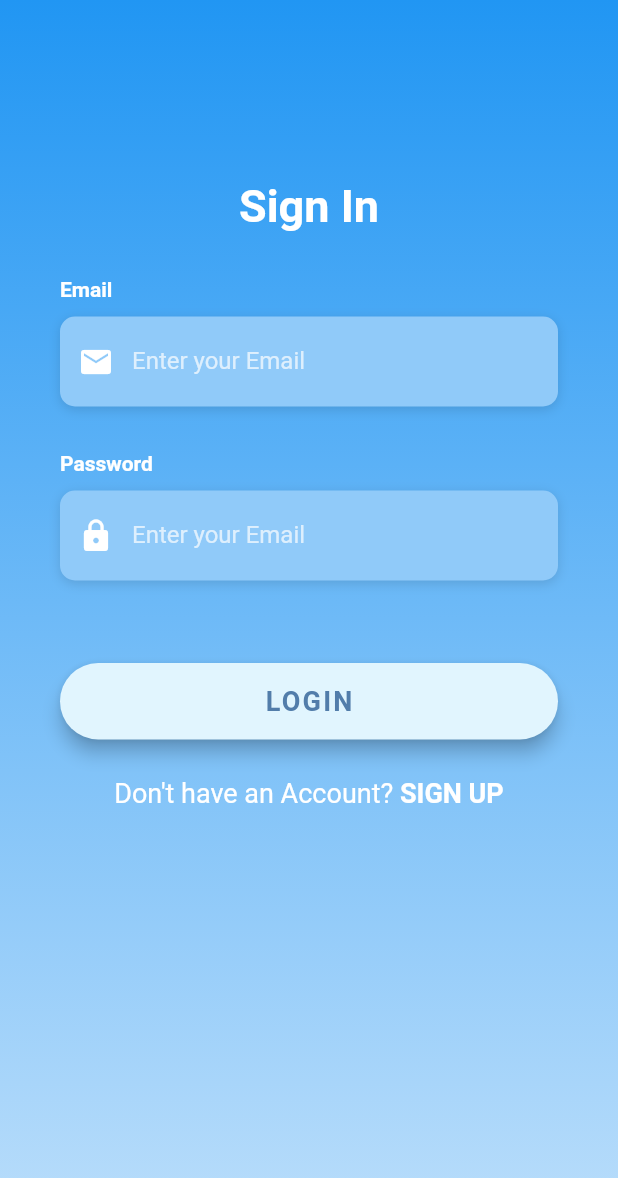
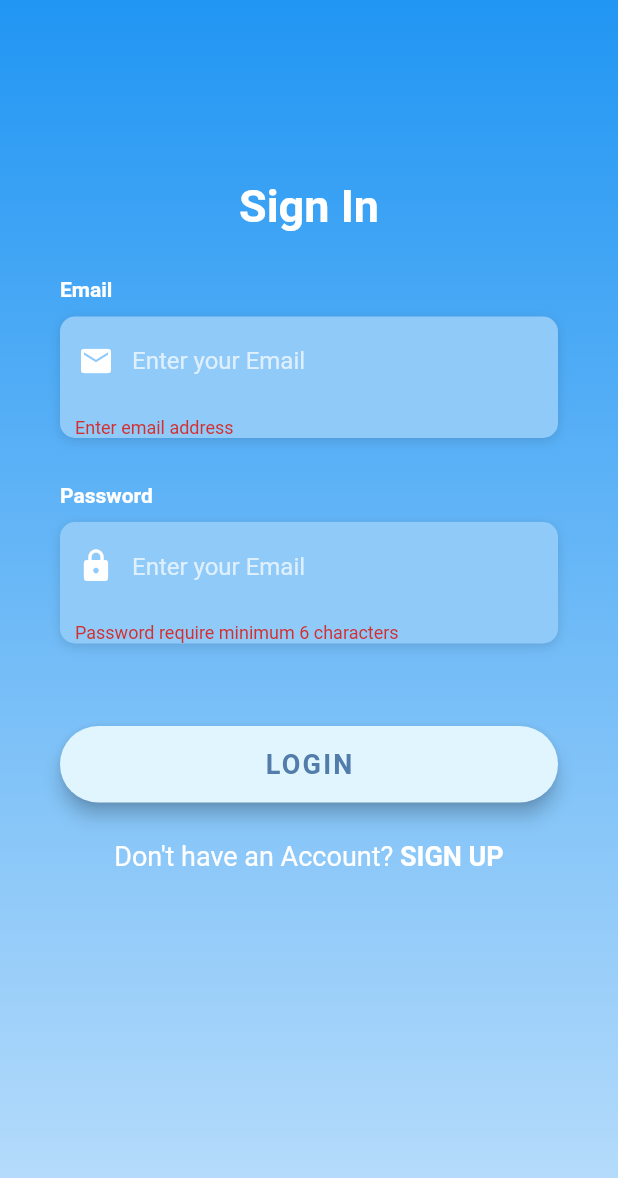
Before and after one commit to BuiThongHoangDuc/TayDuKyMobile, a Flutter app: the screen it shows after launch, after a tap on "LOGIN", on a phone screen of 412 x 824 dp. Shown: the top 1178 px of the screen. Run offline on Flutter 3.47's test engine with Material 2 defaults, Android fonts, the phone set to English and light mode, and no system bars; accounts and stored records are empty; Roboto replaces fonts that are missing (Time New Roman).

Commit message:
Update Login

```diff
--- /dev/null
+++ b/lib/Helper/Validate.dart
@@ -0,0 +1,34 @@
+class Validation{
+  static String validateEmail(String value) {
+    if (value.isEmpty) {
+      // The form is empty
+      return "Enter email address";
+    }
+    // This is just a regular expression for email addresses
+    String p = "[a-zA-Z0-9\+\.\_\%\-\+]{1,256}" +
+        "\\@" +
+        "[a-zA-Z0-9][a-zA-Z0-9\\-]{0,64}" +
+        "(" +
+        "\\." +
+        "[a-zA-Z0-9][a-zA-Z0-9\\-]{0,25}" +
+        ")+";
+    RegExp regExp = new RegExp(p);
+
+    if (regExp.hasMatch(value)) {
+      // So, the email is valid
+      return null;
+    }
+
+    // The pattern of the email didn't match the regex above.
+    return 'Email is not valid';
+  }
+
+  static String validatePassword(String pass) {
+    if (pass == null) {
+      return "Password can't be blank";
+    }else if(pass.length < 6) {
+      return "Password require minimum 6 characters";
+    }else
+      return null;
+  }
+}
--- /dev/null
+++ b/lib/Model/LoginInfo.dart
@@ -0,0 +1,11 @@
+class LoginInfo {
+  final String userEmail, userPassword;
+
+  LoginInfo({
+    this.userEmail,
+    this.userPassword,
+  });
+
+  Map<String, dynamic> toJson() =>
+      {"userEmail": userEmail, "userPassword": userPassword};
+}
--- /dev/null
+++ b/lib/Model/LoginUserModel.dart
@@ -0,0 +1,23 @@
+class LoginUserModel {
+  final String userName, userImage;
+  final int userId, userRole;
+
+  LoginUserModel({
+    this.userId,
+    this.userName,
+    this.userImage,
+    this.userRole,
+  });
+
+  Map<String, dynamic> toJson() =>
+      {"userId": userId, "userName": userName, "userImage": userImage, "userRole": userRole};
+
+  factory LoginUserModel.fromJson(Map<String, dynamic> json) {
+    return LoginUserModel(
+      userId: json['userId'] as int,
+      userName: json['userName'] as String,
+      userImage: json['userImage'] as String,
+      userRole: json['userRole'] as int,
+    );
+  }
+}
--- a/lib/View/LoginPage.dart
+++ b/lib/View/LoginPage.dart
@@ -1,5 +1,7 @@
 import 'package:flutter/material.dart';
 import 'package:flutter/services.dart';
+import 'package:mobiletayduky/Helper/Validate.dart';
+import 'package:mobiletayduky/ViewModel/LoginViewModel.dart';
 
 class LoginPage extends StatefulWidget {
   @override
@@ -7,6 +9,28 @@ class LoginPage extends StatefulWidget {
 }
 
 class _LoginSceen extends State<LoginPage> {
+  final LoginViewModel loginVM = LoginViewModel();
+  final GlobalKey<FormState> _formKey = GlobalKey<FormState>();
+  final emailController = TextEditingController();
+  final passwordController = TextEditingController();
+
+  bool _autoValidate = false;
+
+  void loginCheck() async {
+    final form = _formKey.currentState;
+    if(form.validate()) {
+      print('oke');
+      String email = emailController.text.trim();
+      String password = passwordController.text.trim();
+      String status = await loginVM.SignIn(email, password);
+      print('Status: '+status);
+    }
+    else {
+      print('not oke');
+      setState(() => _autoValidate = true);
+    }
+  }
+
   Widget _buildEmailEdt() {
     return Column(
       crossAxisAlignment: CrossAxisAlignment.start,
@@ -32,18 +56,22 @@ class _LoginSceen extends State<LoginPage> {
                   offset: Offset(0, 2),
                 )
               ]),
-          height: 60,
-          child: TextField(
+//          height: 60,
+          child: TextFormField(
+            controller: emailController,
             keyboardType: TextInputType.emailAddress,
             style: TextStyle(color: Colors.white),
+            validator: Validation.validateEmail,
             decoration: InputDecoration(
               border: InputBorder.none,
-              contentPadding: EdgeInsets.only(top: 14),
+              counterText: "",
+              contentPadding: EdgeInsets.symmetric(vertical: 20.0, horizontal: 10.0),
               prefixIcon: Icon(Icons.email, color: Colors.white),
               hintText: 'Enter your Email',
               hintStyle: TextStyle(
                   color: Colors.white70, fontFamily: "Time New Roman"),
             ),
+            maxLength: 32,
           ),
         )
       ],
@@ -75,19 +103,23 @@ class _LoginSceen extends State<LoginPage> {
                   offset: Offset(0, 2),
                 )
               ]),
-          height: 60,
-          child: TextField(
+//          height: 60,
+          child: TextFormField(
+            controller: passwordController,
             obscureText: true,
             style: TextStyle(color: Colors.white),
+            validator: Validation.validatePassword,
             decoration: InputDecoration(
               border: InputBorder.none,
-              contentPadding: EdgeInsets.only(top: 14),
+              counterText: "",
+              contentPadding: EdgeInsets.symmetric(vertical: 20.0, horizontal: 10.0),
               prefixIcon: Icon(Icons.lock, color: Colors.white),
               hintText: 'Enter your Email',
               hintStyle: TextStyle(
                   color: Colors.white70,
                   fontFamily: "Time New Roman"),
             ),
+            maxLength: 16,
           ),
         )
       ],
@@ -100,7 +132,7 @@ class _LoginSceen extends State<LoginPage> {
       width: double.infinity,
       child: RaisedButton(
         elevation: 5,
-        onPressed: () => print('Login Button'),
+        onPressed: () => loginCheck(),
         padding: EdgeInsets.all(15),
         shape: RoundedRectangleBorder(
           borderRadius: BorderRadius.circular(30),
@@ -142,6 +174,7 @@ class _LoginSceen extends State<LoginPage> {
       ]),),
     );
   }
+
   @override
   Widget build(BuildContext context) {
     return Scaffold(
@@ -172,6 +205,9 @@ class _LoginSceen extends State<LoginPage> {
                     horizontal: 40,
                     vertical: 120,
                   ),
+                  child: Form(
+                    key: _formKey,
+                    autovalidate: _autoValidate,
                     child: Column(
                       mainAxisAlignment: MainAxisAlignment.center,
                       children: <Widget>[
@@ -194,6 +230,7 @@ class _LoginSceen extends State<LoginPage> {
                       ],
                     ),
                   ),
+                ),
               )
             ],
           ),
--- /dev/null
+++ b/lib/ViewModel/LoginViewModel.dart
@@ -0,0 +1,32 @@
+import 'dart:convert';
+
+import 'package:flutter/cupertino.dart';
+import 'package:mobiletayduky/Model/LoginInfo.dart';
+import 'package:mobiletayduky/Model/LoginUserModel.dart';
+import 'package:mobiletayduky/Repository/UserRepository.dart';
+import 'package:scoped_model/scoped_model.dart';
+
+class LoginViewModel extends Model {
+
+  final IUserRepository loginRepo = UserRepository();
+
+  LoginInfo _infoModel;
+  LoginUserModel _userModel;
+
+  LoginInfo get infoModel => _infoModel;
+  LoginUserModel get userModel => _userModel;
+
+  Future<String> SignIn(String email, String password) async {
+    _infoModel = new LoginInfo(
+      userEmail: email,
+      userPassword: password,
+    );
+
+    String loginJson = jsonEncode(_infoModel.toJson());
+
+    _userModel = await loginRepo.signIn(loginJson);
+
+    if(_userModel != null) return "Ok";
+    else return "Not Found";
+  }
+}
--- a/pubspec.yaml
+++ b/pubspec.yaml
@@ -21,6 +21,8 @@ environment:
   sdk: ">=2.7.0 <3.0.0"
 
 dependencies:
+  scoped_model: ^1.0.1
+  http: ^0.12.1
   flutter:
     sdk: flutter
 
```
Also changed, not shown: lib/Helper/APIHelper.dart (added, +10 -0 lines), lib/Repository/UserRepository.dart (added, +32 -0 lines), pubspec.lock. Lines whose indentation alone changed are shown as unchanged.
